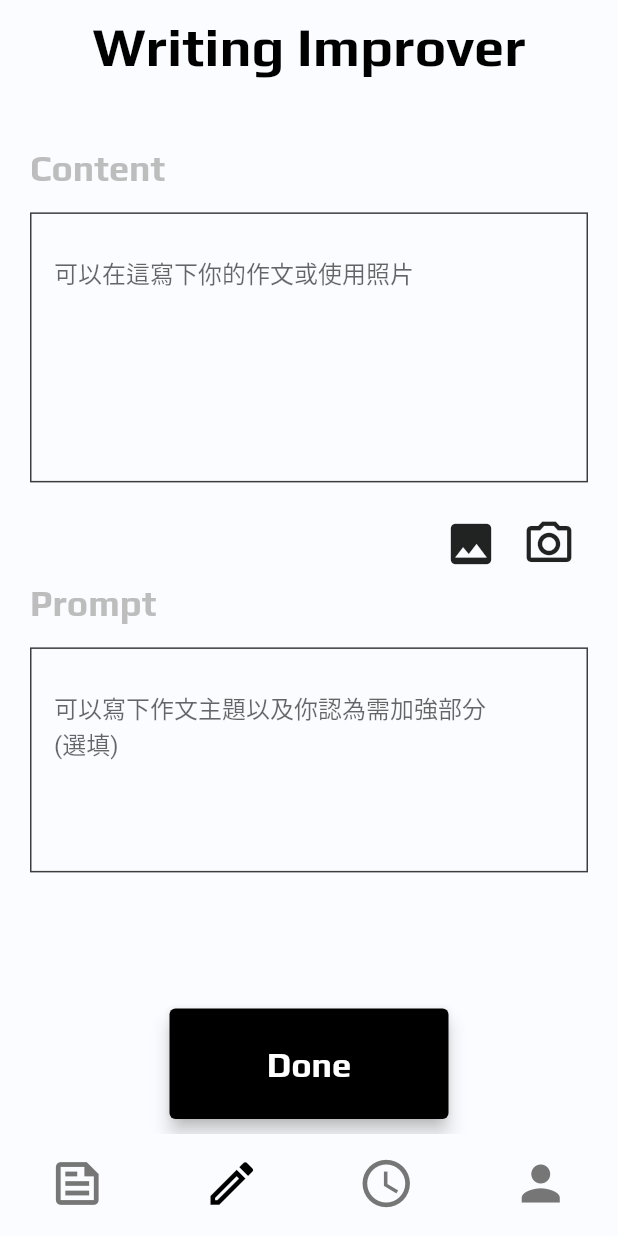
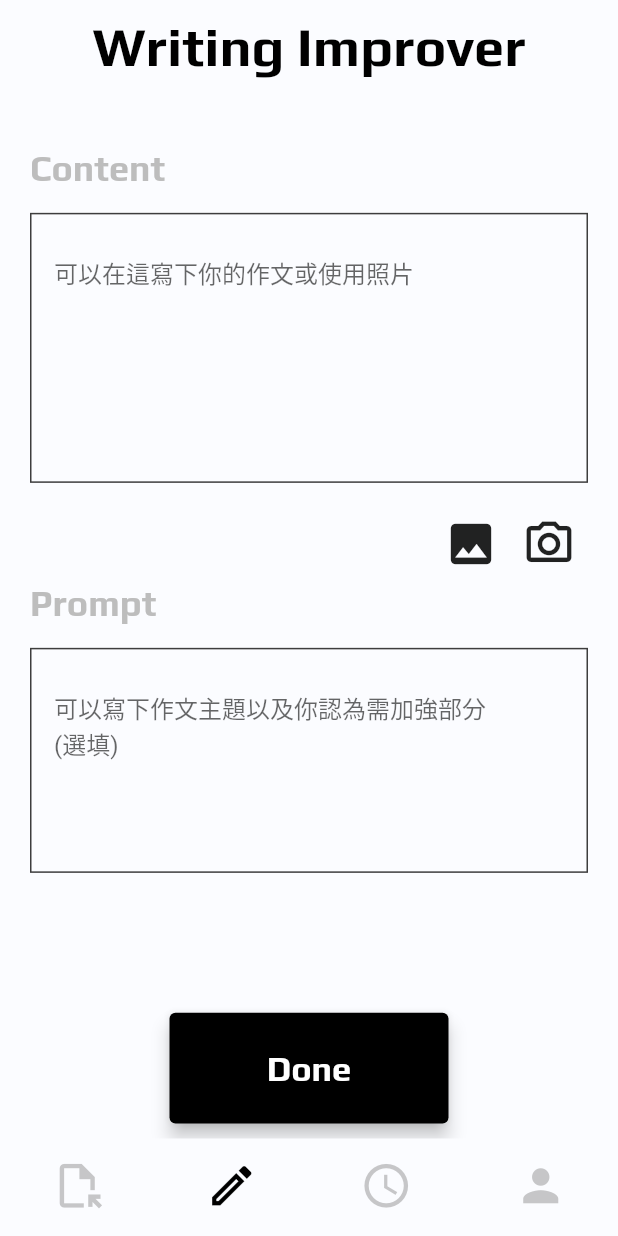
Before and after one commit to weiawesome/study_savvy_app, a Flutter app: the screen it shows after launch, item 2 of the bottom bar chosen, on a phone screen of 412 x 824 dp. Run offline on Flutter 3.47's test engine with Material 2 defaults, Android fonts, the light colour scheme and no system bars; our stand-ins replace audioplayers, device_preview, flutter_bloc, flutter_cache_manager, flutter_secure_storage, liquid_pull_to_refresh; missing offline and left inert: adv_camera, asn1lib, encrypt, pointycastle, wechat_assets_picker.

Commit message:
Edit bottom-navigator UI.

```diff
--- a/lib/widgets/custom_navigate.dart
+++ b/lib/widgets/custom_navigate.dart
@@ -12,36 +12,35 @@ class CustomNavigate extends StatefulWidget {
 class _CustomNavigate extends State<CustomNavigate> {
   @override
   Widget build(BuildContext context) {
+    const double iconSize=35;
     return BottomNavigationBar(
-
       items: const <BottomNavigationBarItem>[
         BottomNavigationBarItem(
-          icon: Icon(Icons.feed_outlined,size: 38,),
-          activeIcon: Icon(Icons.feed_outlined,size: 38,),
+          icon: Icon(Icons.file_open_outlined,size: iconSize,),
+          activeIcon: Icon(Icons.file_open_outlined,size: iconSize,),
           label: 'Note Maker',
         ),
         BottomNavigationBarItem(
-          icon: Icon(Icons.mode_edit_outline_outlined,size: 38),
-          activeIcon: Icon(Icons.mode_edit_outline_outlined,size: 38),
+          icon: Icon(Icons.mode_edit_outline_outlined,size: iconSize),
+          activeIcon: Icon(Icons.mode_edit_outline_outlined,size: iconSize),
           label: 'Writing Improver',
         ),
         BottomNavigationBarItem(
-          icon: Icon(Icons.access_time,size: 38),
-          activeIcon: Icon(Icons.access_time,size: 38),
+          icon: Icon(Icons.access_time,size: iconSize),
+          activeIcon: Icon(Icons.access_time,size: iconSize),
           label: 'Files',
         ),
         BottomNavigationBarItem(
-          icon: Icon(Icons.person,size: 38),
-          activeIcon: Icon(Icons.person,size: 38),
+          icon: Icon(Icons.person,size: iconSize),
+          activeIcon: Icon(Icons.person,size: iconSize),
           label: 'Profile',
         ),
       ],
-
       backgroundColor: Theme.of(context).primaryColor,
       showSelectedLabels: false,
       showUnselectedLabels: false,
       selectedItemColor: Theme.of(context).brightness== Brightness.dark?const Color.fromRGBO(217,217,217,1):Colors.black,
-      unselectedItemColor: const Color.fromRGBO(118,118,118,1),
+      unselectedItemColor: const Color.fromRGBO(118,118,118,0.4),
       onTap: (index) {
         context.read<PageBloc>().add(pageEvents[index]);
       },
```
